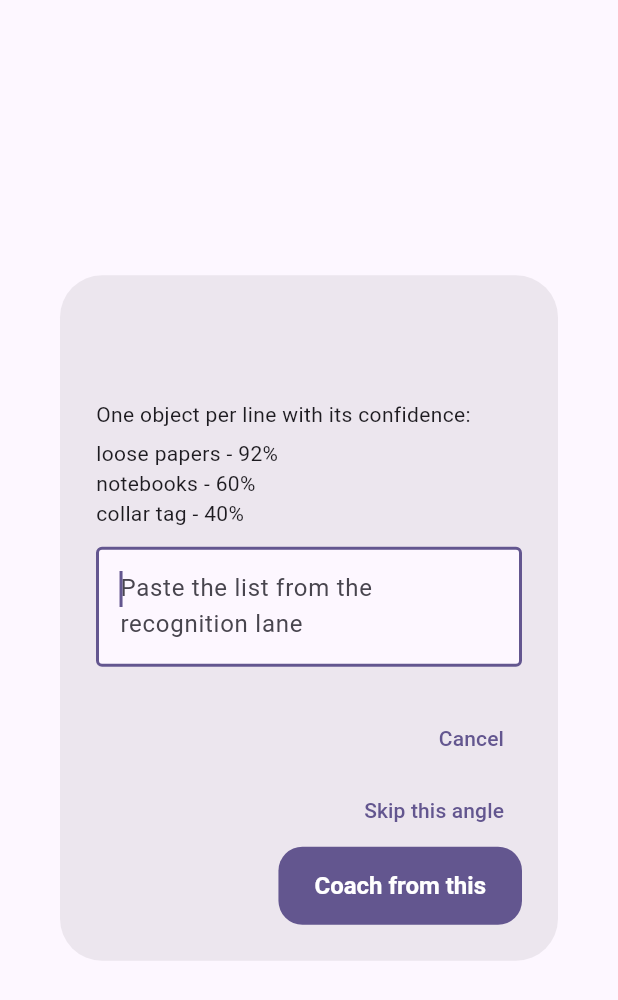
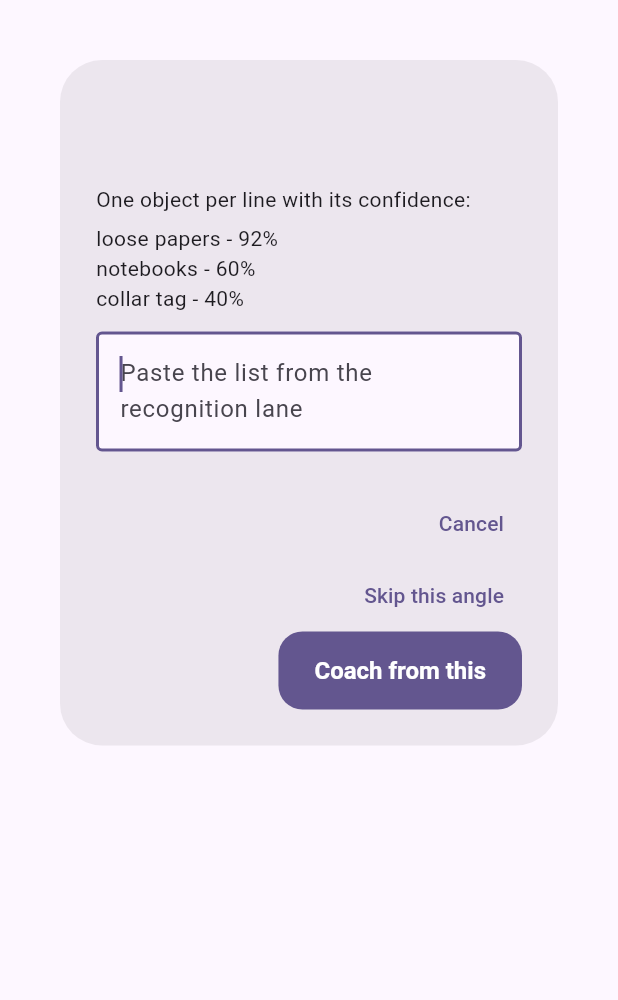
Before and after one commit to norris-debug/stuff-organiser-ai, a Flutter app: the _RecognitionPasteDialog widget shown alone on an empty page, opened directly with empty values, on a phone screen of 412 x 824 dp. Shown: the top 1000 px of the screen. Run offline on Flutter 3.47's test engine with Material 3 defaults, Android fonts, the phone set to English and light mode, and no system bars; our stand-ins replace clock, cloud_firestore, firebase_auth, firebase_core, google_fonts, image_picker and 5 more; missing offline and left inert: dart:html, dart:js_util; accounts and stored records are empty; network calls fail; statements that could not run were skipped.

Commit message:
v0.8.23: paste dialog keyboard collapse fix (iOS web)

```diff
--- a/lib/scan/scan_flow_recognition_flow.dart
+++ b/lib/scan/scan_flow_recognition_flow.dart
@@ -7,8 +7,15 @@ part of 'scan_flow.dart';
 /// v0.8.5 pasted ONE list for the whole scan, so every angle after the
 /// first went unread - the app appeared to consider only the first
 /// uploaded image. Now each uploaded photo gets its own paste step,
-/// matching the lane's per-image reads and the one-slot-per-angle gallery. The dialog also tracks the visual viewport, so on iOS Safari
+/// matching the lane's per-image reads and the one-slot-per-angle render
+/// gallery. The dialog also tracks the visual viewport, so on iOS Safari
 /// it jumps above the keyboard and the input box shrinks while typing.
+///
+/// v0.8.23: the paste dialog anchors topCenter permanently with
+/// keyboard-aware bottom padding - the field keeps its full 8-line
+/// height and the action row stays visible while the keyboard is up
+/// (fixes the iOS web collapse where a stray tap after focus dismissed
+/// the intake empty).
 extension _ScanRecognitionFlow on _ScanFlowScreenState {
   void _buildAwaitingChat() {
     final int count = _photos.length;
@@ -79,16 +86,16 @@ extension _ScanRecognitionFlow on _ScanFlowScreenState {
     _buildChatLines();
   }
 
-  /// One keyboard-aware paste dialog. Returns null when canceled; a
+  /// One keyboard-aware paste dialog. Returns null when cancelled; a
   /// skipped angle returns an empty list.
   ///
   /// v0.8.18 (run #175): the dialog is a real StatefulWidget now. The
   /// old inline version disposed its TextEditingController the moment
-  /// showResolve resolved - while the exit transition was still animating
-  /// the TextField - so the pop animation rebuilt against a dead
-  /// controller, tore the frame mid-build, and the intake's
+  /// showDialog resolved - while the exit transition was still animating
+  /// the TextField - so the pop animation rebuilt the field against a
+  /// dead controller, tore the frame mid-build, and the intake's
   /// follow-up state updates never landed. Ownership inside the dialog
-  /// fixes the timing: its dispose runs only after the route has
+  /// State fixes the timing: its dispose runs only after the route has
   /// fully left the tree.
   Future<_AnglePaste?> _pasteListDialog(String title) async {
     final String? raw = await showDialog<String>(
@@ -106,10 +113,8 @@ extension _ScanRecognitionFlow on _ScanFlowScreenState {
 /// Keyboard-aware paste dialog (v0.8.18, run #175). Owns its controller
 /// and keyboard-inset notifier so both are disposed only after the exit
 /// transition has finished - see _pasteListDialog for the fault history.
-/// Ownership inside the dialog fixes the timing: its dispose runs only after the route has
-/// fully left the tree.
-/// Cancel pops null, Skip pops the empty string, Coach-from-this
-/// pops the typed list.
+/// Cancel pops null, Skip pops the empty string, Coach-from-this pops
+/// the typed list.
 class _RecognitionPasteDialog extends StatefulWidget {
   const _RecognitionPasteDialog({required this.title});
 
@@ -145,20 +150,19 @@ class _RecognitionPasteDialogState extends State<_RecognitionPasteDialog> {
     return ValueListenableBuilder<double>(
       valueListenable: _keyboardInset,
       builder: (BuildContext context, double inset, _) {
-        // v0.8.23: fixed iOS paste-box collapse. The old code used
-        // inset > 0 to detect keyboard, which fired on any tiny inset
-        // change and immediately: (a) shrank the field from 8 to 4
-        // lines, (b) hid ALL action buttons, (c) slammed the dialog
-        // to topCenter. Now: threshold is 48px (real keyboard is
-        // ~300+px on iOS), maxLines stays at 8, actions never hide,
-        // and insetPadding pushes the dialog up when keyboard is up.
-        final bool keyboardUp = inset > 48;
+        final bool keyboardUp = inset > kKeyboardInsetMin;
         return AlertDialog(
           scrollable: true,
-          alignment: keyboardUp ? Alignment.topCenter : Alignment.center,
-          insetPadding: keyboardUp
-              ? EdgeInsets.only(bottom: inset + 24)
-              : const EdgeInsets.symmetric(horizontal: 40.0, vertical: 24.0),
+          // v0.8.23: one stable topCenter anchor - the old build jumped
+          // center -> topCenter, shrank the field 8 -> 4 lines and hid
+          // the actions in the same focus rebuild, so the next stray
+          // tap landed on the dismiss barrier and closed the intake
+          // empty on iOS Safari.
+          alignment: Alignment.topCenter,
+          insetPadding: EdgeInsets.fromLTRB(
+            40, 40, 40,
+            keyboardUp ? inset + 24 : 40,
+          ),
           title: Text(widget.title),
           content: Column(
             mainAxisSize: MainAxisSize.min,
@@ -182,6 +186,8 @@ class _RecognitionPasteDialogState extends State<_RecognitionPasteDialog> {
               ),
             ],
           ),
+          // v0.8.23: the actions never hide - the keyboard-aware bottom
+          // padding keeps the dialog clear of the keyboard instead.
           actions: <Widget>[
             TextButton(
               onPressed: () => Navigator.of(context).pop(null),
@@ -203,6 +209,11 @@ class _RecognitionPasteDialogState extends State<_RecognitionPasteDialog> {
   }
 }
 
+/// v0.8.23: insets at or under this read as no keyboard - spurious tiny
+/// insets on some iOS Safari focus frames must not trigger the
+/// keyboard-aware layout.
+const double kKeyboardInsetMin = 48.0;
+
 /// One angle's pasted recognition result (empty when the angle was skipped).
 class _AnglePaste {
   const _AnglePaste([this.items = const <_RecognizedObject>[]]);
```
